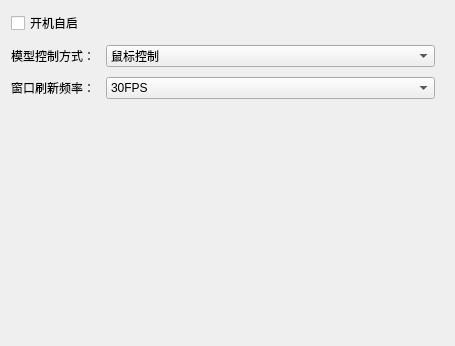
2939093767/QT-Live2D-Player, file src/AppWidget.ui: the form before one commit.
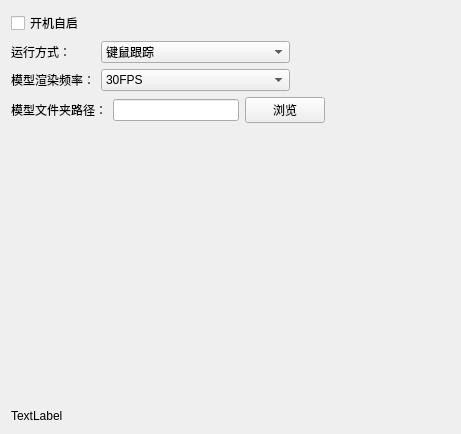
The form after the commit.

```diff
--- a/src/AppWidget.ui
+++ b/src/AppWidget.ui
@@ -6,52 +6,53 @@
    <rect>
     <x>0</x>
     <y>0</y>
-    <width>455</width>
-    <height>346</height>
+    <width>461</width>
+    <height>434</height>
    </rect>
   </property>
   <property name="windowTitle">
    <string>Form</string>
   </property>
-  <layout class="QGridLayout" name="gridLayout" columnstretch="0,0">
-   <property name="rightMargin">
-    <number>20</number>
-   </property>
-   <property name="spacing">
-    <number>10</number>
-   </property>
+  <layout class="QVBoxLayout" name="verticalLayout">
+   <item>
+    <layout class="QGridLayout" name="gridLayout" columnstretch="0,0,0">
+     <item row="0" column="0">
+      <widget class="QCheckBox" name="checkBox">
+       <property name="text">
+        <string>开机自启</string>
+       </property>
+      </widget>
+     </item>
+     <item row="1" column="2">
+      <spacer name="horizontalSpacer">
+       <property name="orientation">
+        <enum>Qt::Horizontal</enum>
+       </property>
+       <property name="sizeHint" stdset="0">
+        <size>
+         <width>40</width>
+         <height>20</height>
+        </size>
+       </property>
+      </spacer>
+     </item>
    <item row="1" column="1">
     <widget class="QComboBox" name="comboBox">
      <item>
       <property name="text">
-       <string>鼠标控制</string>
+         <string>键鼠跟踪</string>
       </property>
      </item>
      <item>
       <property name="text">
-       <string>人脸跟随</string>
-      </property>
-     </item>
-    </widget>
-   </item>
-   <item row="3" column="1">
-    <spacer name="verticalSpacer">
-     <property name="orientation">
-      <enum>Qt::Vertical</enum>
-     </property>
-     <property name="sizeHint" stdset="0">
-      <size>
-       <width>329</width>
-       <height>234</height>
-      </size>
-     </property>
-    </spacer>
-   </item>
-   <item row="1" column="0">
-    <widget class="QLabel" name="label">
+         <string>面部跟随</string>
+        </property>
+       </item>
+       <item>
      <property name="text">
-      <string>模型控制方式：</string>
-     </property>
+         <string>自主运行（桌宠、对话机器人）</string>
+        </property>
+       </item>
     </widget>
    </item>
    <item row="2" column="1">
@@ -76,14 +77,70 @@
    <item row="2" column="0">
     <widget class="QLabel" name="label_2">
      <property name="text">
-      <string>窗口刷新频率：</string>
+        <string>模型渲染频率：</string>
      </property>
     </widget>
    </item>
-   <item row="0" column="0">
-    <widget class="QCheckBox" name="checkBox">
+     <item row="1" column="0">
+      <widget class="QLabel" name="label">
      <property name="text">
-      <string>开机自启</string>
+        <string>运行方式：</string>
+       </property>
+      </widget>
+     </item>
+    </layout>
+   </item>
+   <item>
+    <layout class="QHBoxLayout" name="horizontalLayout" stretch="0,1,0,1">
+     <item>
+      <widget class="QLabel" name="label_3">
+       <property name="text">
+        <string>模型文件夹路径：</string>
+       </property>
+      </widget>
+     </item>
+     <item>
+      <widget class="QLineEdit" name="lineEdit"/>
+     </item>
+     <item>
+      <widget class="QPushButton" name="pushButton_2">
+       <property name="text">
+        <string>浏览</string>
+       </property>
+      </widget>
+     </item>
+     <item>
+      <spacer name="horizontalSpacer_2">
+       <property name="orientation">
+        <enum>Qt::Horizontal</enum>
+       </property>
+       <property name="sizeHint" stdset="0">
+        <size>
+         <width>40</width>
+         <height>20</height>
+        </size>
+       </property>
+      </spacer>
+     </item>
+    </layout>
+   </item>
+   <item>
+    <spacer name="verticalSpacer">
+     <property name="orientation">
+      <enum>Qt::Vertical</enum>
+     </property>
+     <property name="sizeHint" stdset="0">
+      <size>
+       <width>329</width>
+       <height>234</height>
+      </size>
+     </property>
+    </spacer>
+   </item>
+   <item>
+    <widget class="QLabel" name="label_4">
+     <property name="text">
+      <string>TextLabel</string>
      </property>
     </widget>
    </item>
```
Left out of the diff: 27 changed lines with no effect on the pictures. Lines whose indentation alone changed are shown as unchanged.
